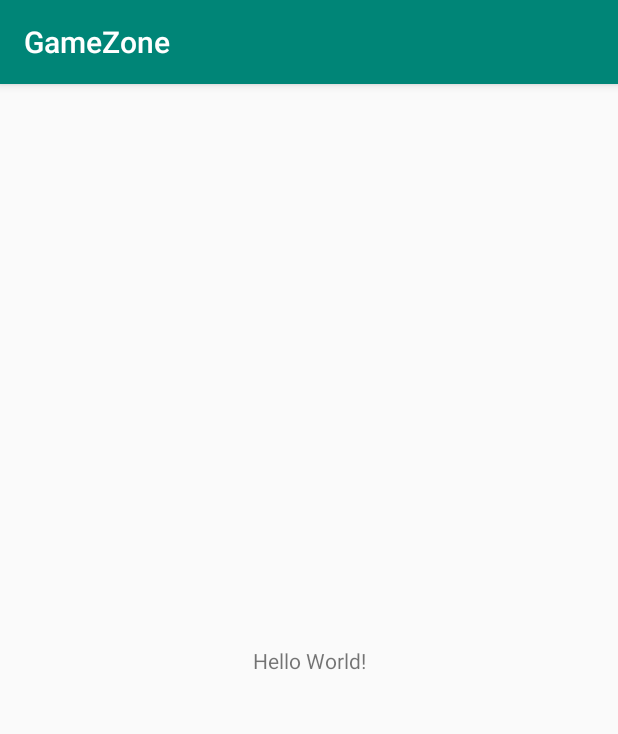
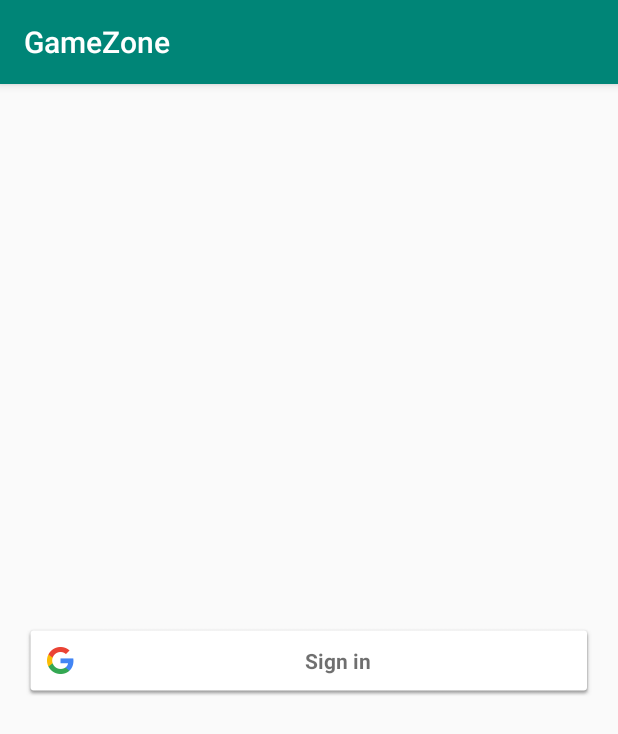
Before and after one commit to Morshed22/GameZone-Kotlin, an Android app: the screen it shows after launch (LoginActivity), on a phone screen of 412 x 824 dp. Shown: the top 734 px of the screen. Run offline under Robolectric (Android 15) with nearby library versions, the phone set to English and light mode, and no system bars.

Commit message:
Firebase added and Google SignIn Button layout added

```diff
--- a/GameZone/app/src/main/res/layout/activity_login.xml
+++ b/GameZone/app/src/main/res/layout/activity_login.xml
@@ -6,13 +6,15 @@
     android:layout_height="match_parent"
     tools:context=".LoginActivity">
 
-    <TextView
-        android:layout_width="wrap_content"
+
+    <com.google.android.gms.common.SignInButton
+        android:id="@+id/gmailSignIn"
+        android:layout_width="match_parent"
         android:layout_height="wrap_content"
-        android:text="Hello World!"
+        android:layout_margin="16dp"
+        app:layout_constraintTop_toTopOf="parent"
         app:layout_constraintBottom_toBottomOf="parent"
-        app:layout_constraintLeft_toLeftOf="parent"
-        app:layout_constraintRight_toRightOf="parent"
-        app:layout_constraintTop_toTopOf="parent" />
+        app:layout_constraintEnd_toEndOf="parent"
+        app:layout_constraintStart_toStartOf="parent"/>
 
 </android.support.constraint.ConstraintLayout>
--- a/GameZone/build.gradle
+++ b/GameZone/build.gradle
@@ -9,6 +9,7 @@ buildscript {
     dependencies {
         classpath 'com.android.tools.build:gradle:3.2.0'
         classpath "org.jetbrains.kotlin:kotlin-gradle-plugin:$kotlin_version"
+        classpath 'com.google.gms:google-services:4.0.1'
 
         // NOTE: Do not place your application dependencies here; they belong
         // in the individual module build.gradle files
```
Also changed, not shown: GameZone/app/build.gradle (+11 -1 lines), 1 other file.
